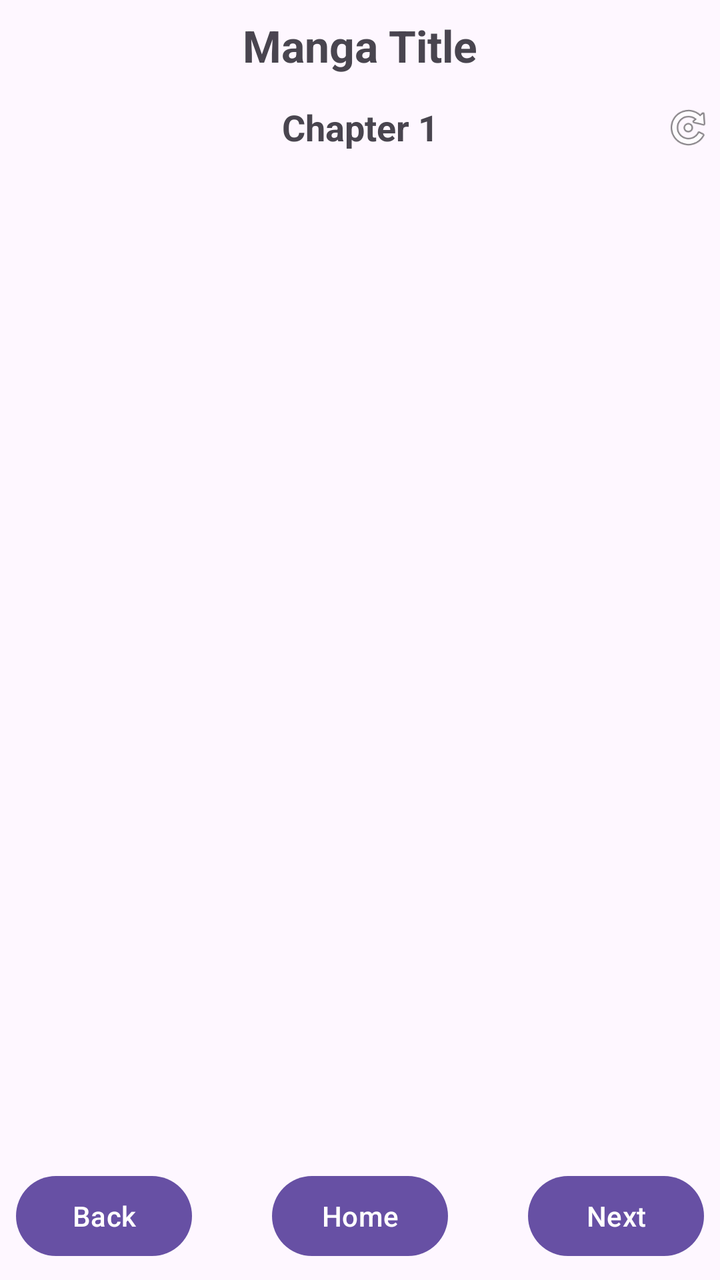
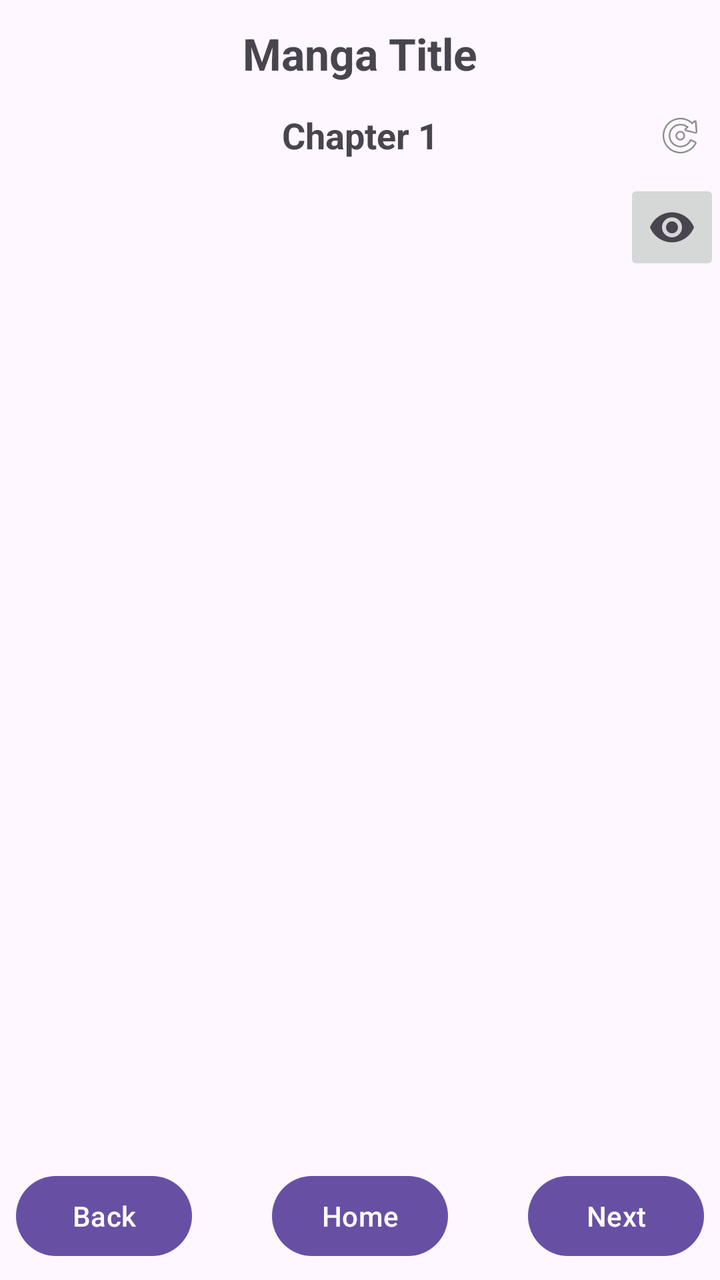

Screens rendered from an Android XML layout before and after an edit, with the pre-edit source and the edit as a unified diff.
<!-- AndroidManifest.xml: application theme Theme.MangaV5 -->
<!-- res/layout/activity_chapter_page.xml -->
<androidx.constraintlayout.widget.ConstraintLayout
    xmlns:android="http://schemas.android.com/apk/res/android"
    xmlns:app="http://schemas.android.com/apk/res-auto"
    android:layout_width="match_parent"
    android:layout_height="match_parent"
    android:fitsSystemWindows="true">

    
    <TextView
        android:id="@+id/mangaTitle"
        android:layout_width="0dp"
        android:layout_height="wrap_content"
        android:text="Manga Title"
        android:textSize="22sp"
        android:textStyle="bold"
        android:gravity="center"
        android:padding="8dp"
        app:layout_constraintTop_toTopOf="parent"
        app:layout_constraintStart_toStartOf="parent"
        app:layout_constraintEnd_toEndOf="parent"/>

    
    <TextView
        android:id="@+id/chapterNumber"
        android:layout_width="wrap_content"
        android:layout_height="wrap_content"
        android:text="Chapter 1"
        android:textSize="18sp"
        android:textStyle="bold"
        android:gravity="center"
        android:padding="6dp"
        app:layout_constraintTop_toBottomOf="@id/mangaTitle"
        app:layout_constraintStart_toStartOf="parent"
        app:layout_constraintEnd_toEndOf="parent"/>

    
    <ImageButton
        android:id="@+id/btnRefresh"
        android:layout_width="32dp"
        android:layout_height="32dp"
        android:background="@android:color/transparent"
        android:padding="4dp"
        android:scaleType="centerInside"
        android:contentDescription="Refresh"
        android:src="@android:drawable/ic_menu_rotate"
        app:layout_constraintTop_toTopOf="@id/chapterNumber"
        app:layout_constraintBottom_toBottomOf="@id/chapterNumber"
        app:layout_constraintEnd_toEndOf="parent" />

    
    <androidx.recyclerview.widget.RecyclerView
        android:id="@+id/recyclerPages"
        android:layout_width="0dp"
        android:layout_height="0dp"
        android:clipToPadding="false"
        android:padding="0dp"
        android:scrollbars="vertical"
        app:layout_constraintTop_toBottomOf="@id/chapterNumber"
        app:layout_constraintBottom_toTopOf="@id/navButtonsLayout"
        app:layout_constraintStart_toStartOf="parent"
        app:layout_constraintEnd_toEndOf="parent" />

    
    <androidx.constraintlayout.widget.ConstraintLayout
        android:id="@+id/navButtonsLayout"
        android:layout_width="0dp"
        android:layout_height="wrap_content"
        android:padding="8dp"
        app:layout_constraintBottom_toBottomOf="parent"
        app:layout_constraintStart_toStartOf="parent"
        app:layout_constraintEnd_toEndOf="parent">

        <Button
            android:id="@+id/btnPrevious"
            android:layout_width="wrap_content"
            android:layout_height="wrap_content"
            android:text="Back"
            app:layout_constraintStart_toStartOf="parent"
            app:layout_constraintTop_toTopOf="parent"
            app:layout_constraintBottom_toBottomOf="parent"/>

        <Button
            android:id="@+id/btnHome"
            android:layout_width="wrap_content"
            android:layout_height="wrap_content"
            android:text="Home"
            app:layout_constraintTop_toTopOf="parent"
            app:layout_constraintBottom_toBottomOf="parent"
            app:layout_constraintStart_toStartOf="parent"
            app:layout_constraintEnd_toEndOf="parent"/>

        <Button
            android:id="@+id/btnNext"
            android:layout_width="wrap_content"
            android:layout_height="wrap_content"
            android:text="Next"
            app:layout_constraintEnd_toEndOf="parent"
            app:layout_constraintTop_toTopOf="parent"
            app:layout_constraintBottom_toBottomOf="parent"/>

    </androidx.constraintlayout.widget.ConstraintLayout>

</androidx.constraintlayout.widget.ConstraintLayout>
<!-- resources referenced by this layout -->
<resources>
  <style name="Theme.MangaV5" parent="Theme.MaterialComponents.DayNight.DarkActionBar">
          
          <item name="colorPrimary">@color/purple_500</item>
          <item name="colorPrimaryVariant">@color/purple_700</item>
          <item name="colorOnPrimary">@color/white</item>
          
          <item name="colorSecondary">@color/teal_200</item>
          <item name="colorSecondaryVariant">@color/teal_700</item>
          <item name="colorOnSecondary">@color/black</item>
          
          <item name="android:statusBarColor">?attr/colorPrimaryVariant</item>
          
      </style>
  <color name="purple_500">#FF6200EE</color>
  <color name="purple_700">#FF3700B3</color>
  <color name="white">#FFFFFFFF</color>
  <color name="teal_200">#FF03DAC5</color>
  <color name="teal_700">#FF018786</color>
  <color name="black">#FF000000</color>
</resources>

<!-- the commit's change to res/layout/activity_chapter_page.xml (unified diff, before → after) -->
@@ -1,3 +1,4 @@
+<?xml version="1.0" encoding="utf-8"?>
 <androidx.constraintlayout.widget.ConstraintLayout
     xmlns:android="http://schemas.android.com/apk/res/android"
     xmlns:app="http://schemas.android.com/apk/res-auto"
@@ -6,46 +7,58 @@
     android:fitsSystemWindows="true">
 
     
-    <TextView
-        android:id="@+id/mangaTitle"
+    <androidx.constraintlayout.widget.ConstraintLayout
+        android:id="@+id/upperPartLayout"
         android:layout_width="0dp"
         android:layout_height="wrap_content"
-        android:text="Manga Title"
-        android:textSize="22sp"
-        android:textStyle="bold"
-        android:gravity="center"
-        android:padding="8dp"
+        android:padding="4dp"
         app:layout_constraintTop_toTopOf="parent"
         app:layout_constraintStart_toStartOf="parent"
-        app:layout_constraintEnd_toEndOf="parent"/>
+        app:layout_constraintEnd_toEndOf="parent">
 
-    
-    <TextView
-        android:id="@+id/chapterNumber"
-        android:layout_width="wrap_content"
-        android:layout_height="wrap_content"
-        android:text="Chapter 1"
-        android:textSize="18sp"
-        android:textStyle="bold"
-        android:gravity="center"
-        android:padding="6dp"
-        app:layout_constraintTop_toBottomOf="@id/mangaTitle"
-        app:layout_constraintStart_toStartOf="parent"
-        app:layout_constraintEnd_toEndOf="parent"/>
+        
+        <TextView
+            android:id="@+id/mangaTitle"
+            android:layout_width="0dp"
+            android:layout_height="wrap_content"
+            android:text="Manga Title"
+            android:textSize="22sp"
+            android:textStyle="bold"
+            android:gravity="center"
+            android:padding="8dp"
+            app:layout_constraintTop_toTopOf="parent"
+            app:layout_constraintStart_toStartOf="parent"
+            app:layout_constraintEnd_toEndOf="parent"/>
 
-    
-    <ImageButton
-        android:id="@+id/btnRefresh"
-        android:layout_width="32dp"
-        android:layout_height="32dp"
-        android:background="@android:color/transparent"
-        android:padding="4dp"
-        android:scaleType="centerInside"
-        android:contentDescription="Refresh"
-        android:src="@android:drawable/ic_menu_rotate"
-        app:layout_constraintTop_toTopOf="@id/chapterNumber"
-        app:layout_constraintBottom_toBottomOf="@id/chapterNumber"
-        app:layout_constraintEnd_toEndOf="parent" />
+        
+        <TextView
+            android:id="@+id/chapterNumber"
+            android:layout_width="wrap_content"
+            android:layout_height="wrap_content"
+            android:text="Chapter 1"
+            android:textSize="18sp"
+            android:textStyle="bold"
+            android:gravity="center"
+            android:padding="6dp"
+            app:layout_constraintTop_toBottomOf="@id/mangaTitle"
+            app:layout_constraintStart_toStartOf="parent"
+            app:layout_constraintEnd_toEndOf="parent"/>
+
+        
+        <ImageButton
+            android:id="@+id/btnRefresh"
+            android:layout_width="32dp"
+            android:layout_height="32dp"
+            android:background="@android:color/transparent"
+            android:padding="4dp"
+            android:scaleType="centerInside"
+            android:contentDescription="Refresh"
+            android:src="@android:drawable/ic_menu_rotate"
+            app:layout_constraintTop_toTopOf="@id/chapterNumber"
+            app:layout_constraintBottom_toBottomOf="@id/chapterNumber"
+            app:layout_constraintEnd_toEndOf="parent" />
+
+    </androidx.constraintlayout.widget.ConstraintLayout>
 
     
     <androidx.recyclerview.widget.RecyclerView
@@ -55,14 +68,28 @@
         android:clipToPadding="false"
         android:padding="0dp"
         android:scrollbars="vertical"
-        app:layout_constraintTop_toBottomOf="@id/chapterNumber"
-        app:layout_constraintBottom_toTopOf="@id/navButtonsLayout"
+        app:layout_constraintTop_toBottomOf="@id/upperPartLayout"
+        app:layout_constraintBottom_toTopOf="@id/lowerPartLayout"
         app:layout_constraintStart_toStartOf="parent"
         app:layout_constraintEnd_toEndOf="parent" />
 
     
+    <ImageButton
+        android:id="@+id/btnToggleUI"
+        android:layout_width="48dp"
+        android:layout_height="48dp"
+        android:alpha="1"
+        android:src="@drawable/ic_visibility_on"
+        android:contentDescription="Toggle UI"
+        android:text="Hide"
+        android:textColor="@color/black"
+        android:textSize="12sp"
+        app:layout_constraintEnd_toEndOf="parent"
+        app:layout_constraintTop_toTopOf="@id/recyclerPages" />
+
+    
     <androidx.constraintlayout.widget.ConstraintLayout
-        android:id="@+id/navButtonsLayout"
+        android:id="@+id/lowerPartLayout"
         android:layout_width="0dp"
         android:layout_height="wrap_content"
         android:padding="8dp"
@@ -97,7 +124,6 @@
             app:layout_constraintEnd_toEndOf="parent"
             app:layout_constraintTop_toTopOf="parent"
             app:layout_constraintBottom_toBottomOf="parent"/>
-
     </androidx.constraintlayout.widget.ConstraintLayout>
 
 </androidx.constraintlayout.widget.ConstraintLayout>
<!-- resource entries referenced after the edit -->
@@ -19,5 +19,17 @@
   <color name="teal_200">#FF03DAC5</color>
   <color name="teal_700">#FF018786</color>
   <color name="black">#FF000000</color>
+  <!-- drawable ic_visibility_on (drawable) -->
+  <vector xmlns:android="http://schemas.android.com/apk/res/android"
+      android:width="24dp"
+      android:height="24dp"
+      android:viewportWidth="24"
+      android:viewportHeight="24"
+      android:tint="?attr/colorControlNormal">
+  
+      <path
+          android:fillColor="@android:color/white"
+          android:pathData="M12,4.5C7,4.5 2.73,7.61 1,12c1.73,4.39 6,7.5 11,7.5s9.27,-3.11 11,-7.5c-1.73,-4.39 -6,-7.5 -11,-7.5zM12,17c-2.76,0 -5,-2.24 -5,-5s2.24,-5 5,-5 5,2.24 5,5 -2.24,5 -5,5zM12,9c-1.66,0 -3,1.34 -3,3s1.34,3 3,3 3,-1.34 3,-3 -1.34,-3 -3,-3z"/>
+  </vector>
 </resources>
 
